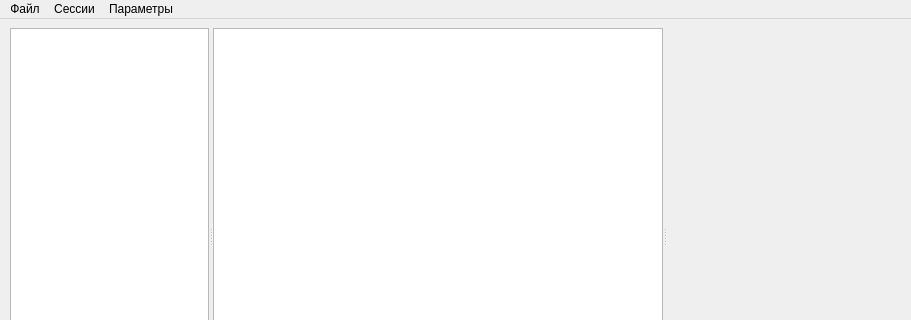
Qt form mainwindowcodeeditor.ui (ToMaTiKkk/CodeEditor) before a commit; both pictures show x 0 to 911 and y 0 to 320 of the 911 by 474 pixel window.
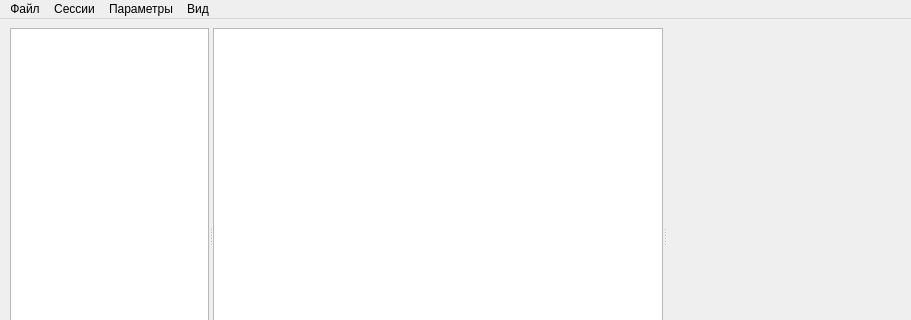
The same form after that commit.

```diff
--- a/mainwindowcodeeditor.ui
+++ b/mainwindowcodeeditor.ui
@@ -219,9 +219,16 @@
     <addaction name="actionToDoList"/>
     <addaction name="actionChangeTheme"/>
    </widget>
+   <widget class="QMenu" name="menuView">
+    <property name="title">
+     <string>Вид</string>
+    </property>
+    <addaction name="actionTerminal"/>
+   </widget>
    <addaction name="menuFile"/>
    <addaction name="menuSession"/>
    <addaction name="menufd"/>
+   <addaction name="menuView"/>
   </widget>
   <widget class="QStatusBar" name="statusbar"/>
   <action name="actionNew_File">
```
Left out of the diff: 11 changed lines with no effect on the pictures.
